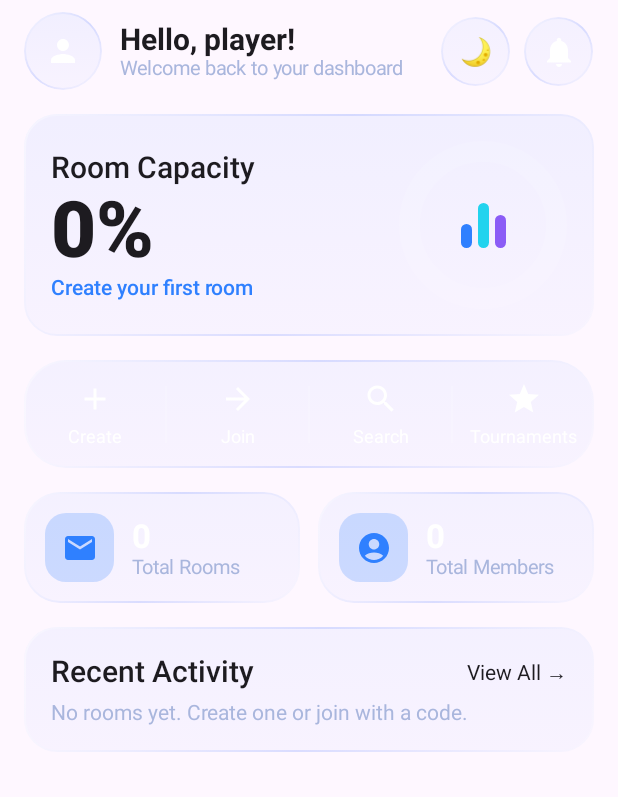
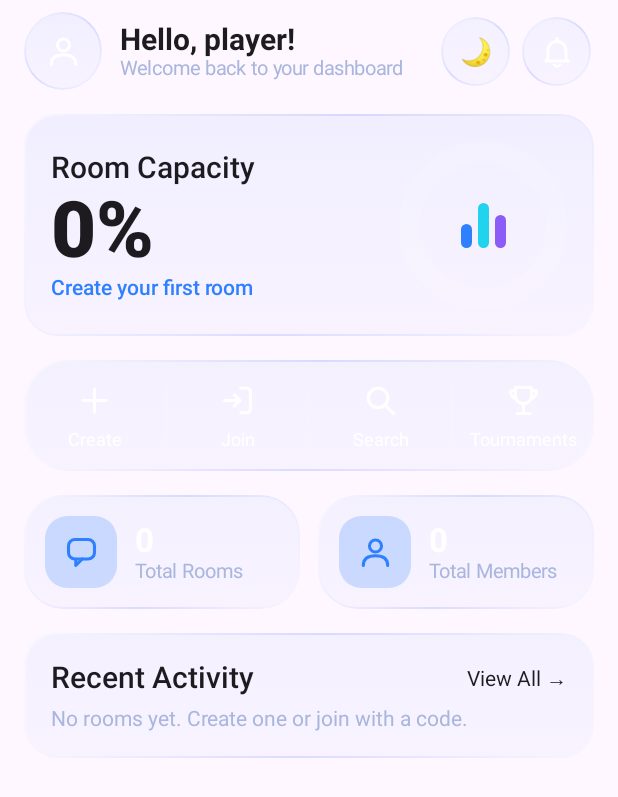
Before and after one commit to enayetislam143-beep/ROOMX, an Android app built with Jetpack Compose: the composable HomeScreen called with empty values, on a phone screen of 412 x 824 dp. Shown: the top 797 px of the screen. Run offline under Robolectric (Android 15) with nearby library versions, the phone set to English and light mode, and no system bars.

Commit message:
Update MainActivity.kt

```diff
--- a/app/src/main/java/com/enayet/roomx/MainActivity.kt
+++ b/app/src/main/java/com/enayet/roomx/MainActivity.kt
@@ -175,10 +175,10 @@ fun AuthScreen(dark: Boolean, onToggleTheme: () -> Unit, onDone: () -> Unit) {
                     Modifier.size(66.dp).clip(RoundedCornerShape(22.dp)).background(rxBrush()),
                     contentAlignment = Alignment.Center
                 ) {
-                    Icon(
-                        if (isSignUp) Icons.Default.Person else Icons.Default.Lock,
-                        contentDescription = null,
-                        tint = Color.White
+                    RxGlyphIcon(
+                        if (isSignUp) RxGlyph.Person else RxGlyph.Join,
+                        Color.White,
+                        iconSize = 30.dp
                     )
                 }
             }
@@ -319,11 +319,11 @@ fun roleName(role: String): String {
 fun RoomXApp(dark: Boolean, onToggleTheme: () -> Unit, onLogout: () -> Unit) {
     val rx = LocalRx.current
     val tabs = listOf(
-        GlassTab("Home", Icons.Default.Home),
-        GlassTab("Rooms", Icons.Default.Email),
-        GlassTab("Tournaments", Icons.Default.Star),
-        GlassTab("Alerts", Icons.Default.Notifications),
-        GlassTab("Profile", Icons.Default.Person)
+        RxTab("Home", RxGlyph.Home),
+        RxTab("Rooms", RxGlyph.Chat),
+        RxTab("Tournaments", RxGlyph.Trophy),
+        RxTab("Alerts", RxGlyph.Bell),
+        RxTab("Profile", RxGlyph.PersonCircle)
     )
     val scope = rememberCoroutineScope()
     var selected by remember { mutableIntStateOf(0) }
@@ -364,7 +364,7 @@ fun RoomXApp(dark: Boolean, onToggleTheme: () -> Unit, onLogout: () -> Unit) {
                 if (selected != 0) TopBar(dark, onToggleTheme)
             },
             bottomBar = {
-                GlassBottomBar(tabs = tabs, selected = selected, onSelect = { selected = it })
+                RxBottomBar(tabs = tabs, selected = selected, onSelect = { selected = it })
             }
         ) { padding ->
             Box(Modifier.padding(padding).fillMaxSize()) {
@@ -608,7 +608,7 @@ fun HomeScreen(
                     Modifier.size(52.dp).glass(CircleShape, strong = true),
                     contentAlignment = Alignment.Center
                 ) {
-                    Icon(Icons.Default.Person, contentDescription = null, tint = rx.text)
+                    RxGlyphIcon(RxGlyph.Person, rx.text, iconSize = 26.dp)
                 }
                 Spacer(Modifier.width(12.dp))
                 Column(Modifier.weight(1f)) {
@@ -621,8 +621,8 @@ fun HomeScreen(
                     )
                 }
                 ThemeToggle(dark, onToggleTheme)
-                Spacer(Modifier.width(8.dp))
-                GlassIconButton(Icons.Default.Notifications, onAlerts)
+                Spacer(Modifier.width(6.dp))
+                RxIconButton(RxGlyph.Bell, onAlerts)
             }
         }
 
@@ -650,12 +650,12 @@ fun HomeScreen(
         }
 
         Appear(180) {
-            QuickActionsRow(
+            RxQuickActionsRow(
                 listOf(
-                    QuickAction("Create", Icons.Default.Add, onCreateRoom),
-                    QuickAction("Join", Icons.Default.ArrowForward, onJoinRoom),
-                    QuickAction("Search", Icons.Default.Search, onSearch),
-                    QuickAction("Tournaments", Icons.Default.Star, onTournaments)
+                    RxQuickAction("Create", RxGlyph.Plus, onCreateRoom),
+                    RxQuickAction("Join", RxGlyph.Join, onJoinRoom),
+                    RxQuickAction("Search", RxGlyph.Search, onSearch),
+                    RxQuickAction("Tournaments", RxGlyph.Trophy, onTournaments)
                 )
             )
         }
@@ -663,20 +663,20 @@ fun HomeScreen(
         Row(horizontalArrangement = Arrangement.spacedBy(12.dp)) {
             Box(Modifier.weight(1f)) {
                 Appear(260) {
-                    StatTile(
+                    RxStatTile(
                         rooms.size.toString(),
                         "Total Rooms",
-                        Icons.Default.Email,
+                        RxGlyph.Chat,
                         Modifier.fillMaxWidth()
                     )
                 }
             }
             Box(Modifier.weight(1f)) {
                 Appear(320) {
-                    StatTile(
+                    RxStatTile(
                         totalMembers.toString(),
                         "Total Members",
-                        Icons.Default.AccountCircle,
+                        RxGlyph.Person,
                         Modifier.fillMaxWidth()
                     )
                 }
@@ -710,11 +710,11 @@ fun HomeScreen(
                         )
                     } else {
                         rooms.take(3).forEach { room ->
-                            ActivityRow(
+                            RxActivityRow(
                                 title = room.name,
                                 subtitle = "${room.code} · ${roleName(room.role)}",
                                 trailing = "${room.members}/${room.capacity}",
-                                icon = Icons.Default.Email,
+                                glyph = RxGlyph.Chat,
                                 onClick = { onOpen(room) }
                             )
                         }
@@ -775,7 +775,7 @@ fun RoomsScreen(
             value = query,
             onValueChange = { query = it },
             placeholder = { Text("Search rooms by name or code...") },
-            leadingIcon = { Icon(Icons.Default.Search, contentDescription = null) },
+            leadingIcon = { RxGlyphIcon(RxGlyph.Search, rx.muted, iconSize = 22.dp) },
             singleLine = true,
             shape = RoundedCornerShape(18.dp),
             colors = glassFieldColors(),
```
